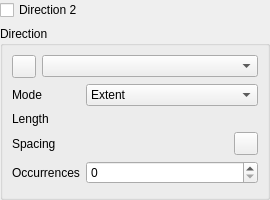
southseact-3d/fcd, file src/Mod/Part/Gui/PatternParametersWidget.ui: the form before one commit.
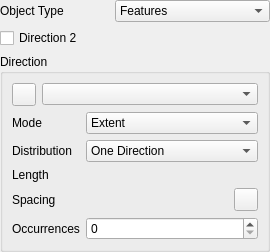
The form after the commit. Icons and pictures are not drawn. Custom widgets are drawn as their Qt base class.

Commit message: feat: Fusion 360 pattern parity for PartDesign and Sketcher

Diff of the .ui file:
```diff
--- a/src/Mod/Part/Gui/PatternParametersWidget.ui
+++ b/src/Mod/Part/Gui/PatternParametersWidget.ui
@@ -23,6 +23,36 @@
    <property name="bottomMargin">
     <number>0</number>
    </property>
+    <item>
+     <layout class="QHBoxLayout" name="objectTypeLayout">
+      <item>
+       <widget class="QLabel" name="labelObjectType">
+        <property name="text">
+         <string>Object Type</string>
+        </property>
+       </widget>
+      </item>
+      <item>
+       <widget class="QComboBox" name="comboObjectType">
+        <item>
+         <property name="text">
+          <string>Features</string>
+         </property>
+        </item>
+        <item>
+         <property name="text">
+          <string>Bodies</string>
+         </property>
+        </item>
+        <item>
+         <property name="text">
+          <string>Construction Geometry</string>
+         </property>
+        </item>
+       </widget>
+      </item>
+     </layout>
+    </item>
    <item>
     <widget class="QCheckBox" name="enableCheckbox">
      <property name="text">
@@ -84,27 +114,48 @@
          </widget>
         </item>
         <item row="1" column="0">
+         <widget class="QLabel" name="labelSymmetric">
+          <property name="text">
+           <string>Distribution</string>
+          </property>
+         </widget>
+        </item>
+        <item row="1" column="1">
+         <widget class="QComboBox" name="comboSymmetric">
+          <item>
+           <property name="text">
+            <string>One Direction</string>
+           </property>
+          </item>
+          <item>
+           <property name="text">
+            <string>Symmetric</string>
+           </property>
+          </item>
+         </widget>
+        </item>
+        <item row="2" column="0">
          <widget class="QLabel" name="labelLength">
           <property name="text">
            <string>Length</string>
           </property>
          </widget>
         </item>
-        <item row="1" column="1">
+        <item row="2" column="1">
          <widget class="Gui::QuantitySpinBox" name="spinExtent" native="true">
           <property name="keyboardTracking" stdset="0">
            <bool>false</bool>
           </property>
          </widget>
         </item>
-        <item row="2" column="0">
+        <item row="3" column="0">
          <widget class="QLabel" name="labelOffset">
           <property name="text">
            <string>Spacing</string>
           </property>
          </widget>
         </item>
-        <item row="2" column="1">
+        <item row="3" column="1">
          <widget class="QWidget" name="spacingControlsWidget" native="true">
           <layout class="QHBoxLayout" name="spacingControlsLayout">
            <property name="spacing">
@@ -152,14 +203,14 @@
            </layout>
           </widget>
          </item>
-         <item row="3" column="0">
+          <item row="4" column="0">
           <widget class="QLabel" name="labelOccurrences">
            <property name="text">
             <string>Occurrences</string>
            </property>
           </widget>
          </item>
-         <item row="3" column="1">
+          <item row="4" column="1">
           <widget class="Gui::UIntSpinBox" name="spinOccurrences"/>
          </item>
        </layout>
```
Lines whose indentation alone changed are shown as unchanged. The commit also changes 19 other files.
